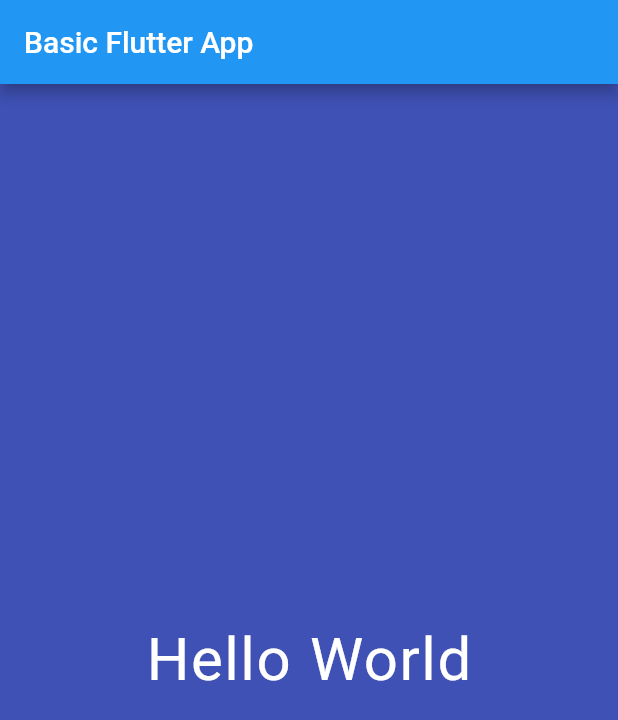
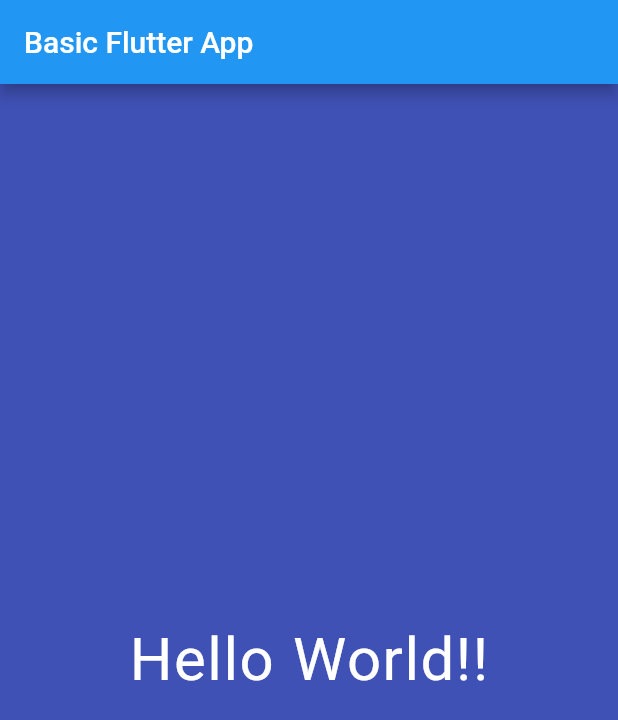
Before and after one commit to SanjayKrishna41/flutter_app, a Flutter app: the screen it shows after launch, on a phone screen of 412 x 824 dp. Shown: the top 720 px of the screen. Run offline on Flutter 3.47's test engine with Material 2 defaults, Android fonts, the phone set to English and light mode, and no system bars.

Commit message:
organizing the code, separating files and packages

```diff
--- /dev/null
+++ b/lib/app_screens/first_screen.dart
@@ -0,0 +1,20 @@
+import 'package:flutter/material.dart';
+
+class FirstScreen extends StatelessWidget{
+  @override
+  Widget build(BuildContext context) {
+    return Material(
+        color: Colors.indigo,
+        child: Center(child: Text(
+          "Hello World!!",
+          textDirection: TextDirection.ltr,
+          style: TextStyle(color: Colors.white,
+              fontSize: 40.0,
+              letterSpacing: 1,
+              wordSpacing: 1),
+        )
+        )
+    );
+  }
+
+}
--- a/lib/main.dart
+++ b/lib/main.dart
@@ -1,26 +1,21 @@
 import 'package:flutter/material.dart';
+import 'package:flutter_app/app_screens/first_screen.dart';
 
-void main(){
-  runApp(
+void main() => runApp(App());
 
-    MaterialApp(title: "Basic Flutter App",
-    home: Scaffold(
-      appBar: AppBar(
-        title: Text("Basic Flutter App"),
-      ),
-      body: Material(
-          color: Colors.indigo,
-          child: Center(child: Text(
-            "Hello World",
-            textDirection: TextDirection.ltr,
-            style: TextStyle(color: Colors.white,
-                fontSize: 40.0,
-                letterSpacing: 1,
-                wordSpacing: 1),
-          )
-          )
-      ),
-    ),
-    )
-  ); //run app
+class App extends StatelessWidget {
+  @override
+  Widget build(BuildContext context) {
+   return MaterialApp(
+     debugShowCheckedModeBanner: false,
+     title: "Basic Flutter App",
+     home: Scaffold(
+       appBar: AppBar(
+         title: Text("Basic Flutter App"),
+       ),
+       body: FirstScreen()
+     ),
+   );
+  }
+
 }
```
